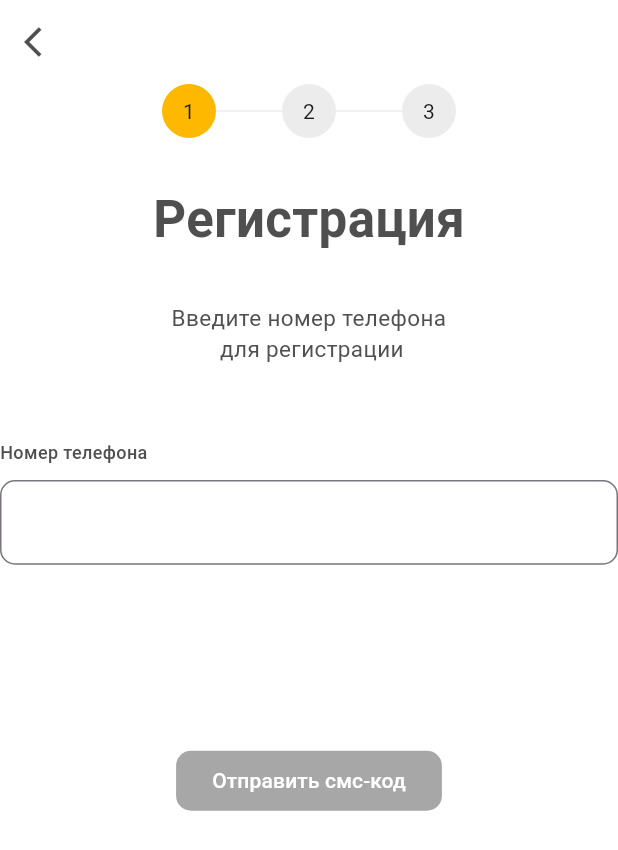
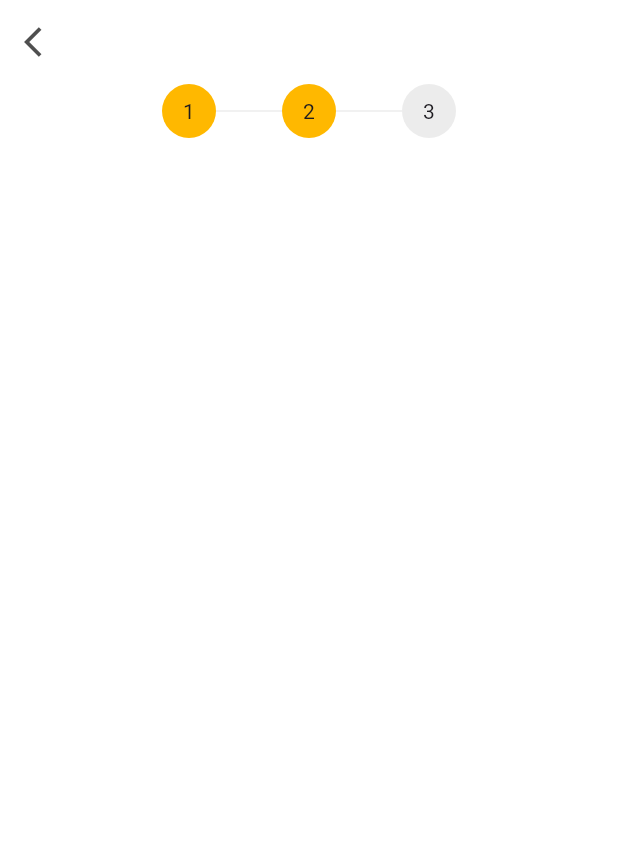
Before and after one commit to theivmatic/auth_test, a Flutter app: the screen it shows after launch, on a phone screen of 412 x 824 dp. Shown: the top 850 px of the screen. Run offline on Flutter 3.47's test engine with Material 3 defaults, Android fonts, the phone set to English and light mode, and no system bars; our stand-ins replace firebase_core; accounts and stored records are empty.

Commit message:
created confirmation screen

```diff
--- a/lib/main.dart
+++ b/lib/main.dart
@@ -1,3 +1,4 @@
+import 'package:auth_test/src/feature/auth/screens/confirmation_screen.dart';
 import 'package:auth_test/src/feature/auth/screens/login_screen.dart';
 import 'package:flutter/material.dart';
 
@@ -11,7 +12,7 @@ class MainApp extends StatelessWidget {
   @override
   Widget build(BuildContext context) {
     return const MaterialApp(
-      home: LoginScreen(),
+      home: ConfirmationScreen(),
     );
   }
 }
--- /dev/null
+++ b/lib/src/feature/auth/screens/confirmation_screen.dart
@@ -0,0 +1,39 @@
+import 'package:auth_test/src/feature/auth/widgets/numbers_row.dart';
+import 'package:auth_test/theme.dart';
+import 'package:flutter/material.dart';
+
+class ConfirmationScreen extends StatelessWidget {
+  const ConfirmationScreen({super.key});
+
+  @override
+  Widget build(BuildContext context) {
+    return Scaffold(
+      appBar: AppBar(
+        leading: IconButton(
+          onPressed: () {},
+          icon: const Icon(
+            Icons.arrow_back_ios,
+            color: AppColors.darkGrey,
+          ),
+        ),
+        backgroundColor: AppColors.white,
+        elevation: 0,
+      ),
+      backgroundColor: AppColors.white,
+      body: const SafeArea(
+        child: Padding(
+          padding: EdgeInsets.symmetric(horizontal: 20),
+          child: Column(
+            children: [
+              NumbersRowWidget(
+                firstCircleColor: AppColors.orange,
+                firstCircleContent: Text('1'),
+                secondCircleColor: AppColors.orange,
+              ),
+            ],
+          ),
+        ),
+      ),
+    );
+  }
+}
--- a/lib/src/feature/auth/screens/login_screen.dart
+++ b/lib/src/feature/auth/screens/login_screen.dart
@@ -21,8 +21,10 @@ class LoginScreen extends StatelessWidget {
         backgroundColor: AppColors.white,
         elevation: 0,
       ),
-      backgroundColor: Colors.white,
+      backgroundColor: AppColors.white,
       body: SafeArea(
+        child: Padding(
+          padding: const EdgeInsets.symmetric(horizontal: 20),
           child: Column(
             children: [
               const NumbersRowWidget(
@@ -71,6 +73,7 @@ class LoginScreen extends StatelessWidget {
             ],
           ),
         ),
+      ),
     );
   }
 }
--- a/lib/theme.dart
+++ b/lib/theme.dart
@@ -30,4 +30,10 @@ abstract class TextStyles {
     fontWeight: FontWeight.w400,
     color: AppColors.darkGrey,
   );
+  static const buttonText = TextStyle(
+    fontSize: 16,
+    fontWeight: FontWeight.w400,
+    color: AppColors.darkGrey,
+  );
+
 }
```
Also changed, not shown: lib/src/feature/auth/widgets/send_button.dart (+14 -2 lines). Lines whose indentation alone changed are shown as unchanged.
